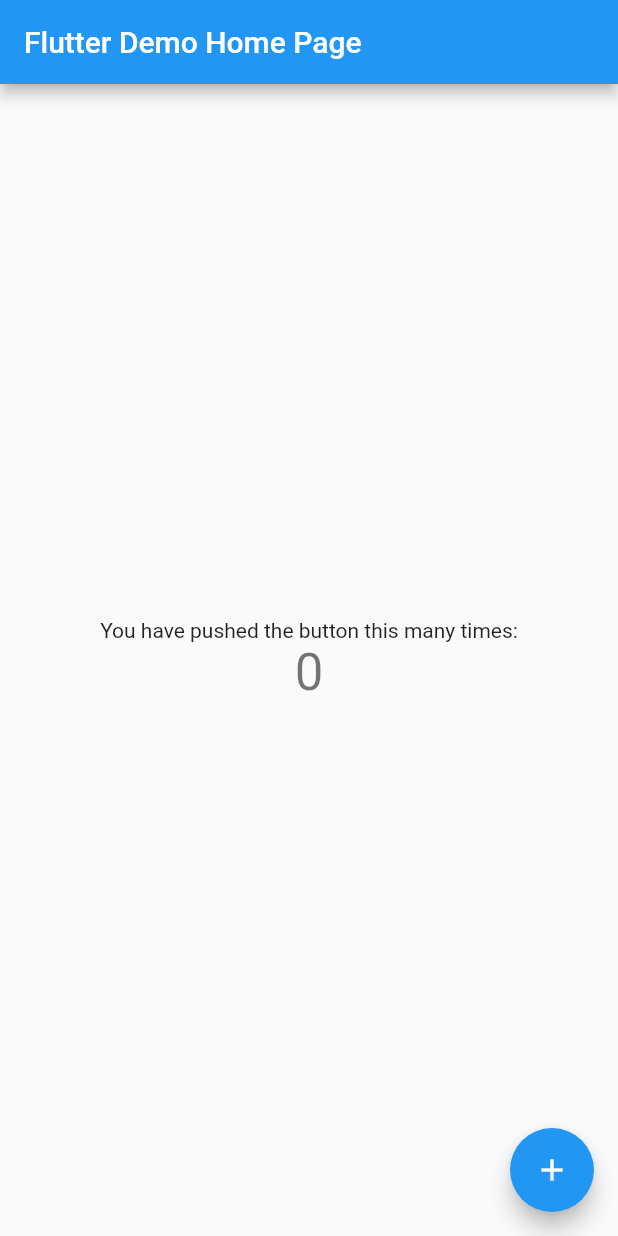
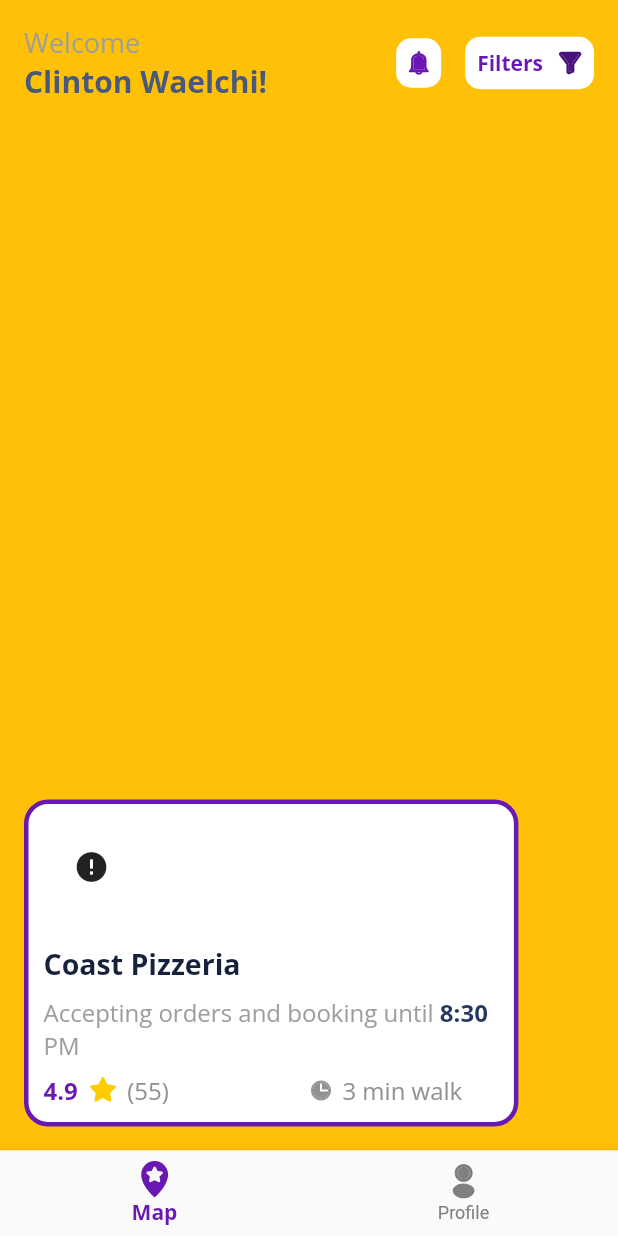
Before and after one commit to slemankfa/elite_restaurent, a Flutter app: the screen it shows after launch, on a phone screen of 412 x 824 dp. Run offline on Flutter 3.47's test engine with Material 2 defaults, Android fonts, the phone set to English and light mode, and no system bars; drawn by our look-alikes of cached_network_image; our stand-ins replace flutter_svg, google_fonts; network calls fail.

Commit message:
working in map page ui

```diff
--- /dev/null
+++ b/lib/core/styles.dart
@@ -0,0 +1,14 @@
+import 'package:flutter/material.dart';
+import 'package:google_fonts/google_fonts.dart';
+
+class Styles {
+  static const mainColor = Color(0xff6918B4);
+  static const unslectedItemColor = Color(0xff808080);
+  static const userNameColor = Color(0xff49597E);
+  static const resturentNameColor = Color(0xff16223C);
+  static const timeTextColor = Color(0xff243763);
+  static const midGrayColor = Color(0xff929292);
+
+  static TextStyle mainTextStyle =
+      GoogleFonts.openSans(color: Colors.black, fontSize: 14);
+}
--- a/lib/main.dart
+++ b/lib/main.dart
@@ -1,3 +1,4 @@
+import 'package:elite/screens/main_tabs_page.dart';
 import 'package:flutter/material.dart';
 
 void main() {
@@ -12,6 +13,7 @@
   Widget build(BuildContext context) {
     return MaterialApp(
       title: 'Flutter Demo',
+      debugShowCheckedModeBanner: false,
       theme: ThemeData(
         // This is the theme of your application.
         //
@@ -24,92 +26,7 @@
         // is not restarted.
         primarySwatch: Colors.blue,
       ),
-      home: const MyHomePage(title: 'Flutter Demo Home Page'),
+      home: const MainTabsPage(),
     );
   }
 }
-
-class MyHomePage extends StatefulWidget {
-  const MyHomePage({super.key, required this.title});
-
-  // This widget is the home page of your application. It is stateful, meaning
-  // that it has a State object (defined below) that contains fields that affect
-  // how it looks.
-
-  // This class is the configuration for the state. It holds the values (in this
-  // case the title) provided by the parent (in this case the App widget) and
-  // used by the build method of the State. Fields in a Widget subclass are
-  // always marked "final".
-
-  final String title;
-
-  @override
-  State<MyHomePage> createState() => _MyHomePageState();
-}
-
-class _MyHomePageState extends State<MyHomePage> {
-  int _counter = 0;
-
-  void _incrementCounter() {
-    setState(() {
-      // This call to setState tells the Flutter framework that something has
-      // changed in this State, which causes it to rerun the build method below
-      // so that the display can reflect the updated values. If we changed
-      // _counter without calling setState(), then the build method would not be
-      // called again, and so nothing would appear to happen.
-      _counter++;
-    });
-  }
-
-  @override
-  Widget build(BuildContext context) {
-    // This method is rerun every time setState is called, for instance as done
-    // by the _incrementCounter method above.
-    //
-    // The Flutter framework has been optimized to make rerunning build methods
-    // fast, so that you can just rebuild anything that needs updating rather
-    // than having to individually change instances of widgets.
-    return Scaffold(
-      appBar: AppBar(
-        // Here we take the value from the MyHomePage object that was created by
-        // the App.build method, and use it to set our appbar title.
-        title: Text(widget.title),
-      ),
-      body: Center(
-        // Center is a layout widget. It takes a single child and positions it
-        // in the middle of the parent.
-        child: Column(
-          // Column is also a layout widget. It takes a list of children and
-          // arranges them vertically. By default, it sizes itself to fit its
-          // children horizontally, and tries to be as tall as its parent.
-          //
-          // Invoke "debug painting" (press "p" in the console, choose the
-          // "Toggle Debug Paint" action from the Flutter Inspector in Android
-          // Studio, or the "Toggle Debug Paint" command in Visual Studio Code)
-          // to see the wireframe for each widget.
-          //
-          // Column has various properties to control how it sizes itself and
-          // how it positions its children. Here we use mainAxisAlignment to
-          // center the children vertically; the main axis here is the vertical
-          // axis because Columns are vertical (the cross axis would be
-          // horizontal).
-          mainAxisAlignment: MainAxisAlignment.center,
-          children: <Widget>[
-            const Text(
-              'You have pushed the button this many times:',
-            ),
-            Text(
-              '$_counter',
-              style: Theme.of(context).textTheme.headline4,
-            ),
-          ],
-        ),
-      ),
-      floatingActionButton: FloatingActionButton(
-        onPressed: _incrementCounter,
-        tooltip: 'Increment',
-        child: const Icon(Icons.add),
-      ), // This trailing comma makes auto-formatting nicer for build methods.
-    );
-  }
-}
--- /dev/null
+++ b/lib/screens/main_tabs_page.dart
@@ -0,0 +1,59 @@
+import 'package:elite/core/styles.dart';
+import 'package:elite/screens/map_pages/map_page.dart';
+import 'package:flutter/material.dart';
+import 'package:flutter_svg/svg.dart';
+
+class MainTabsPage extends StatefulWidget {
+  const MainTabsPage({super.key});
+
+  @override
+  State<MainTabsPage> createState() => _MainTabsPageState();
+}
+
+class _MainTabsPageState extends State<MainTabsPage> {
+  int _selectedIndex = 0;
+
+  void _onItemTapped(int index) {
+    setState(() {
+      _selectedIndex = index;
+    });
+  }
+
+  @override
+  Widget build(BuildContext context) {
+    return Scaffold(
+      body: IndexedStack(
+        index: _selectedIndex,
+        children: [MapPage(), Placeholder()],
+      ),
+      bottomNavigationBar: BottomNavigationBar(
+        items: <BottomNavigationBarItem>[
+          BottomNavigationBarItem(
+            icon: SvgPicture.asset(
+              "assets/icons/map.svg",
+              color: _selectedIndex == 0
+                  ? Styles.mainColor
+                  : Styles.unslectedItemColor,
+            ),
+            label: 'Map',
+          ),
+          BottomNavigationBarItem(
+            icon: SvgPicture.asset(
+              "assets/icons/profile.svg",
+              color: _selectedIndex == 1
+                  ? Styles.mainColor
+                  : Styles.unslectedItemColor,
+            ),
+            label: 'Profile',
+          ),
+        ],
+        currentIndex: _selectedIndex,
+        selectedItemColor: Styles.mainColor,
+        unselectedItemColor: Styles.unslectedItemColor,
+        selectedLabelStyle:
+            Styles.mainTextStyle.copyWith(fontWeight: FontWeight.bold),
+        onTap: _onItemTapped,
+      ),
+    );
+  }
+}
--- /dev/null
+++ b/lib/screens/map_pages/map_page.dart
@@ -0,0 +1,245 @@
+import 'package:cached_network_image/cached_network_image.dart';
+import 'package:elite/core/styles.dart';
+import 'package:flutter/material.dart';
+import 'package:flutter/src/widgets/container.dart';
+import 'package:flutter/src/widgets/framework.dart';
+import 'package:flutter_svg/svg.dart';
+
+class MapPage extends StatefulWidget {
+  const MapPage({super.key});
+
+  @override
+  State<MapPage> createState() => _MapPageState();
+}
+
+class _MapPageState extends State<MapPage> {
+  @override
+  Widget build(BuildContext context) {
+    return Scaffold(
+      backgroundColor: Colors.amber,
+      body: Stack(
+        children: [
+          // headers
+          Positioned(
+              top: 16,
+              left: 16,
+              right: 16,
+              child: SafeArea(
+                child: Row(
+                  crossAxisAlignment: CrossAxisAlignment.center,
+                  mainAxisAlignment: MainAxisAlignment.spaceBetween,
+                  children: [
+                    //name
+                    Expanded(
+                      child: Row(
+                        children: [
+                          Flexible(
+                            child: Column(
+                              crossAxisAlignment: CrossAxisAlignment.start,
+                              children: [
+                                Text(
+                                  "Welcome",
+                                  style: Styles.mainTextStyle.copyWith(
+                                    color: Colors.grey,
+                                    fontSize: 18,
+                                  ),
+                                ),
+                                Text(
+                                  "Clinton Waelchi!",
+                                  style: Styles.mainTextStyle.copyWith(
+                                      color: Styles.userNameColor,
+                                      fontSize: 20,
+                                      fontWeight: FontWeight.bold),
+                                  overflow: TextOverflow.ellipsis,
+                                ),
+                              ],
+                            ),
+                          )
+                        ],
+                      ),
+                    ),
+                    //icons
+                    Row(
+                      crossAxisAlignment: CrossAxisAlignment.center,
+                      mainAxisAlignment: MainAxisAlignment.end,
+                      children: [
+                        Container(
+                          padding: EdgeInsets.all(8),
+                          // margin: ,
+                          decoration: BoxDecoration(
+                            color: Colors.white,
+                            borderRadius: BorderRadius.circular(10),
+                          ),
+                          child: SvgPicture.asset(
+                            "assets/icons/notifiaction.svg",
+                          ),
+                        ),
+                        const SizedBox(
+                          width: 16,
+                        ),
+                        Container(
+                          padding: EdgeInsets.all(8),
+                          // margin: ,
+                          decoration: BoxDecoration(
+                            color: Colors.white,
+                            borderRadius: BorderRadius.circular(10),
+                          ),
+                          child: Row(
+                            children: [
+                              Text(
+                                "Filters",
+                                style: Styles.mainTextStyle.copyWith(
+                                  color: Styles.mainColor,
+                                  fontWeight: FontWeight.bold,
+                                ),
+                              ),
+                              const SizedBox(
+                                width: 10,
+                              ),
+                              SvgPicture.asset(
+                                "assets/icons/filters.svg",
+                              ),
+                            ],
+                          ),
+                        ),
+                      ],
+                    ),
+                  ],
+                ),
+              ))
+
+          // resurants list
+          ,
+          Positioned(
+              bottom: 16,
+              left: 16,
+              right: 16,
+              child: Wrap(
+                children: [
+                  Container(
+                    padding: EdgeInsets.all(10),
+                    width: MediaQuery.of(context).size.width * 0.8,
+                    decoration: BoxDecoration(
+                        color: Colors.white,
+                        borderRadius: BorderRadius.circular(16),
+                        border: Border.all(
+                          width: 3,
+                          color: Styles.mainColor,
+                        )),
+                    child: Column(
+                      crossAxisAlignment: CrossAxisAlignment.start,
+                      children: [
+                        ClipRRect(
+                          borderRadius: BorderRadius.circular(8),
+                          child: CachedNetworkImage(
+                            imageUrl:
+                                "https://png.pngtree.com/png-clipart/20200727/original/pngtree-restaurant-logo-design-vector-template-png-image_5441058.jpg",
+                            height: 64,
+                            width: 64,
+                            fit: BoxFit.cover,
+                            placeholder: (context, url) => const FlutterLogo(
+                              size: 64,
+                            ),
+                            errorWidget: (context, url, error) =>
+                                Icon(Icons.error),
+                          ),
+                        ),
+                        const SizedBox(
+                          height: 20,
+                        ),
+                        Text(
+                          "Coast Pizzeria",
+                          style: Styles.mainTextStyle.copyWith(
+                              color: Styles.resturentNameColor,
+                              fontSize: 19,
+                              fontWeight: FontWeight.bold),
+                        ),
+                        const SizedBox(
+                          height: 8,
+                        ),
+                        RichText(
+                          text: TextSpan(
+                            text: 'Accepting orders and booking until ',
+                            style: Styles.mainTextStyle
+                                .copyWith(fontSize: 16, color: Colors.grey),
+                            children: <TextSpan>[
+                              TextSpan(
+                                text: '8:30',
+                                style: Styles.mainTextStyle.copyWith(
+                                    fontWeight: FontWeight.bold,
+                                    fontSize: 16,
+                                    color: Styles.timeTextColor),
+                              ),
+                              TextSpan(text: ' PM'),
+                            ],
+                          ),
+                        ),
+                        const SizedBox(
+                          height: 8,
+                        ),
+                        Row(
+                          children: [
+                            Expanded(
+                              child: Row(
+                                crossAxisAlignment: CrossAxisAlignment.center,
+                                mainAxisAlignment: MainAxisAlignment.start,
+                                children: [
+                                  Text(
+                                    "4.9",
+                                    style: Styles.mainTextStyle.copyWith(
+                                        color: Styles.mainColor,
+                                        fontSize: 16,
+                                        fontWeight: FontWeight.bold),
+                                  ),
+                                  const SizedBox(
+                                    width: 6,
+                                  ),
+                                  SvgPicture.asset("assets/icons/star.svg"),
+                                  const SizedBox(
+                                    width: 6,
+                                  ),
+                                  Flexible(
+                                    child: Text(
+                                      "(55)",
+                                      style: Styles.mainTextStyle.copyWith(
+                                        color: Styles.midGrayColor,
+                                        fontSize: 16,
+                                      ),
+                                    ),
+                                  ),
+                                ],
+                              ),
+                            ),
+                            Flexible(
+                              child: Row(
+                                crossAxisAlignment: CrossAxisAlignment.center,
+                                mainAxisAlignment: MainAxisAlignment.center,
+                                children: [
+                                  SvgPicture.asset("assets/icons/clock.svg"),
+                                  const SizedBox(
+                                    width: 6,
+                                  ),
+                                  Flexible(
+                                    child: Text(
+                                      "3 min walk",
+                                      style: Styles.mainTextStyle.copyWith(
+                                        color: Styles.midGrayColor,
+                                        fontSize: 16,
+                                      ),
+                                    ),
+                                  ),
+                                ],
+                              ),
+                            ),
+                          ],
+                        )
+                      ],
+                    ),
+                  ),
+                ],
+              ))
+        ],
+      ),
+    );
+  }
+}
```
Also changed, not shown: pubspec.yaml (+7 -3 lines), assets/icons/clock.svg (added), assets/icons/filters.svg (added), assets/icons/map.svg (added), assets/icons/notifiaction.svg (added), assets/icons/profile.svg (added), assets/icons/star.svg (added), pubspec.lock, 8 other files.
